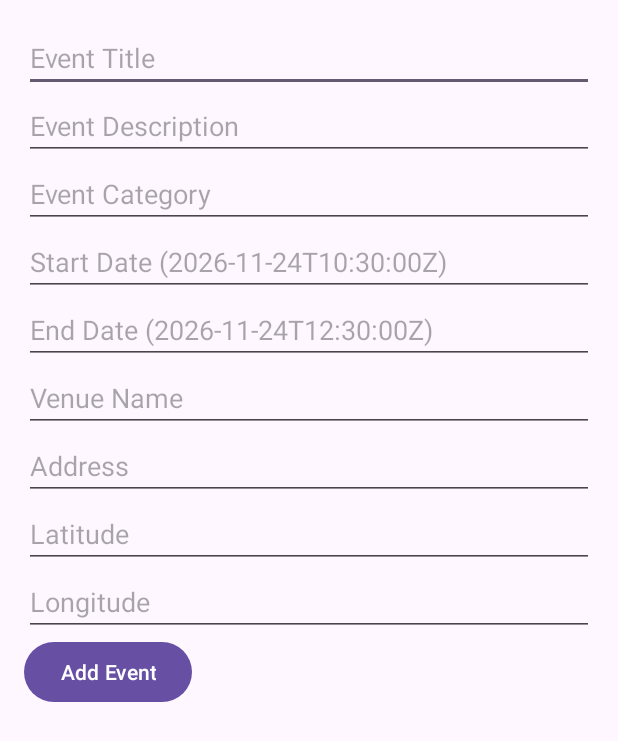
After one commit to Alexchiper1/EventsApp, an Android app: the AdminActivity screen opened directly, with no data from a screen before it, on a phone screen of 412 x 824 dp. The commit adds this screen. Shown: the top 741 px of the screen. Run offline under Robolectric (Android 15) with nearby library versions, the phone set to English and light mode, and no system bars; our stand-ins replace Firebase (no records; nobody signed in at launch, a user with empty details on screens opened directly).

Commit message:
Admin can now add events

```diff
--- a/app/src/main/AndroidManifest.xml
+++ b/app/src/main/AndroidManifest.xml
@@ -1,6 +1,7 @@
 <?xml version="1.0" encoding="utf-8"?>
 <manifest xmlns:android="http://schemas.android.com/apk/res/android"
     xmlns:tools="http://schemas.android.com/tools">
+
     <uses-permission android:name="android.permission.ACCESS_FINE_LOCATION" />
     <uses-permission android:name="android.permission.ACCESS_COARSE_LOCATION" />
 
@@ -39,6 +40,10 @@
             android:name=".MapActivity"
             android:exported="false"
             android:windowSoftInputMode="adjustResize" />
+        <activity
+            android:name=".AdminActivity"
+            android:exported="false"
+            android:windowSoftInputMode="adjustResize" />
     </application>
 
 </manifest>
--- /dev/null
+++ b/app/src/main/res/layout/activity_admin.xml
@@ -0,0 +1,85 @@
+<?xml version="1.0" encoding="utf-8"?>
+<androidx.constraintlayout.widget.ConstraintLayout xmlns:android="http://schemas.android.com/apk/res/android"
+    xmlns:app="http://schemas.android.com/apk/res-auto"
+    xmlns:tools="http://schemas.android.com/tools"
+    android:id="@+id/main"
+    android:layout_width="match_parent"
+    android:layout_height="match_parent"
+    tools:context=".AdminActivity">
+
+    <LinearLayout
+        android:layout_width="0dp"
+        android:layout_height="wrap_content"
+        android:orientation="vertical"
+        android:padding="16dp"
+        app:layout_constraintTop_toTopOf="parent"
+        app:layout_constraintStart_toStartOf="parent"
+        app:layout_constraintEnd_toEndOf="parent">
+
+        <EditText
+            android:id="@+id/eventTitle"
+            android:layout_width="match_parent"
+            android:layout_height="wrap_content"
+            android:hint="Event Title" />
+
+        <EditText
+            android:id="@+id/eventDescription"
+            android:layout_width="match_parent"
+            android:layout_height="wrap_content"
+            android:hint="Event Description" />
+
+        <EditText
+            android:id="@+id/eventCategory"
+            android:layout_width="match_parent"
+            android:layout_height="wrap_content"
+            android:hint="Event Category" />
+
+        <EditText
+            android:id="@+id/eventStart"
+            android:layout_width="match_parent"
+            android:layout_height="wrap_content"
+            android:hint="Start Date (2026-11-24T10:30:00Z)" />
+
+        <EditText
+            android:id="@+id/eventEnd"
+            android:layout_width="match_parent"
+            android:layout_height="wrap_content"
+            android:hint="End Date (2026-11-24T12:30:00Z)" />
+
+        <EditText
+            android:id="@+id/eventVenue"
+            android:layout_width="match_parent"
+            android:layout_height="wrap_content"
+            android:hint="Venue Name" />
+
+        <EditText
+            android:id="@+id/eventAddress"
+            android:layout_width="match_parent"
+            android:layout_height="wrap_content"
+            android:hint="Address" />
+
+        <EditText
+            android:id="@+id/eventLat"
+            android:layout_width="match_parent"
+            android:layout_height="wrap_content"
+            android:inputType="numberDecimal|numberSigned"
+            android:hint="Latitude" />
+
+        <EditText
+            android:id="@+id/eventLng"
+            android:layout_width="match_parent"
+            android:layout_height="wrap_content"
+            android:inputType="numberDecimal|numberSigned"
+            android:hint="Longitude" />
+
+
+        <Button
+            android:id="@+id/addEventButton"
+            android:layout_width="wrap_content"
+            android:layout_height="wrap_content"
+            android:text="Add Event"
+            android:onClick="addEvent"/>
+    </LinearLayout>
+
+
+</androidx.constraintlayout.widget.ConstraintLayout>
```
Also changed, not shown: app/src/main/java/com/example/eventsapp/AdminActivity.java (added, +76 -0 lines), app/src/main/java/com/example/eventsapp/MainActivity.java (+24 -2 lines), app/src/main/res/layout/activity_main.xml (+8 -0 lines).
